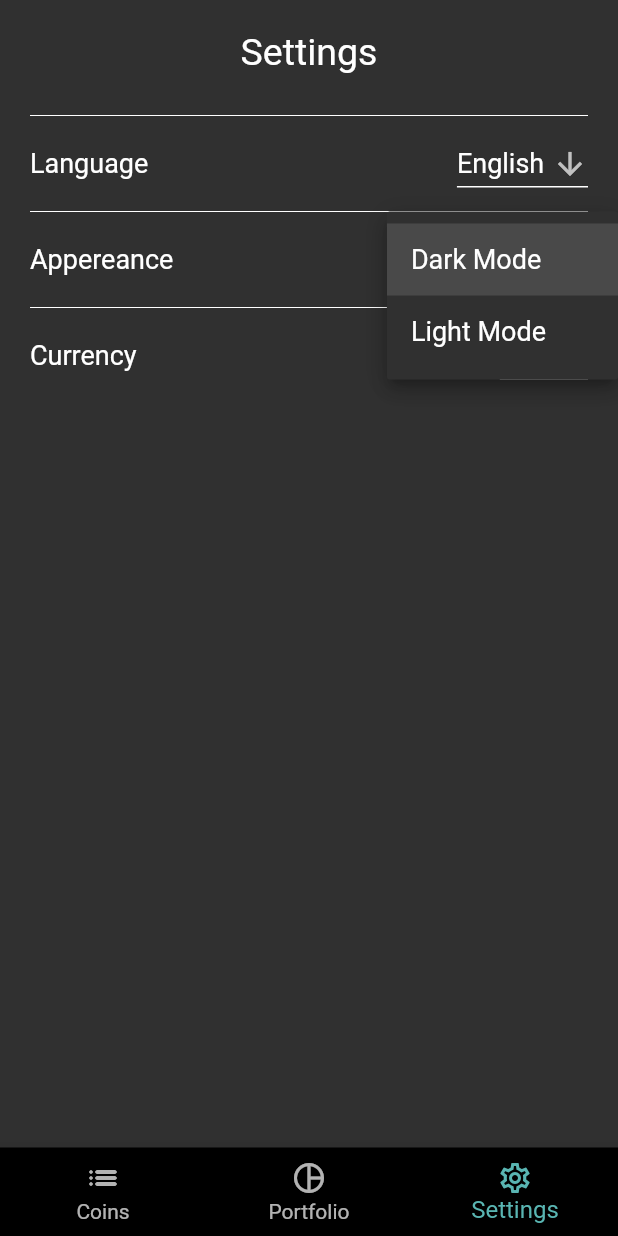
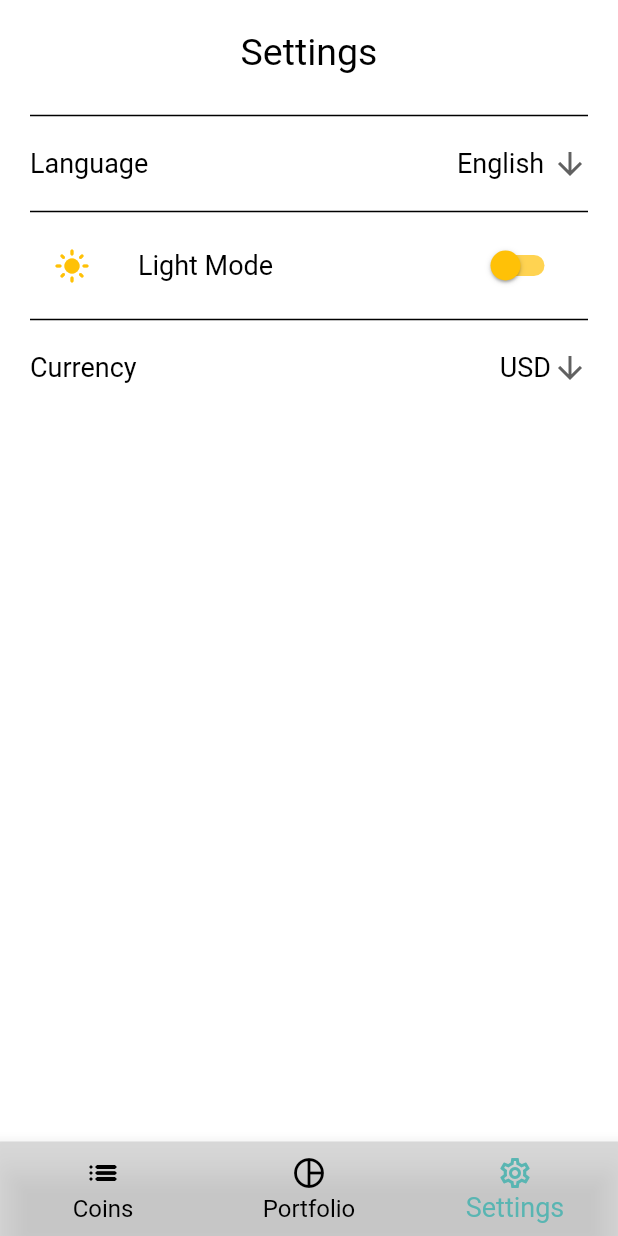
Before and after one commit to Charizard17/bit_holdings_app, a Flutter app: the screen it shows after launch, item 3 of the bottom bar chosen, after a tap on "Dark Mode", on a phone screen of 412 x 824 dp. Run offline on Flutter 3.47's test engine with Material 2 defaults, Android fonts, the phone set to English and light mode, and no system bars; our stand-ins replace cloud_firestore, easy_dynamic_theme, firebase_auth, firebase_core, flutter_slidable; accounts and stored records are empty; network calls fail.

Commit message:
big update! easy_dynamic_theme and provider packages installed. writing theme data from zero

```diff
--- a/lib/main.dart
+++ b/lib/main.dart
@@ -1,13 +1,20 @@
 import 'package:bit_holdings_app/screens/landing_screen.dart';
 import 'package:firebase_core/firebase_core.dart';
 import 'package:flutter/material.dart';
+import 'package:easy_dynamic_theme/easy_dynamic_theme.dart';
+import 'package:provider/provider.dart';
 
+import 'providers/theme_provider.dart';
 import 'screens/main_view.dart';
 
 void main() async {
   WidgetsFlutterBinding.ensureInitialized();
   await Firebase.initializeApp();
-  runApp(const MyApp());
+  runApp(
+    EasyDynamicThemeWidget(
+      child: const MyApp(),
+    ),
+  );
 }
 
 class MyApp extends StatelessWidget {
@@ -15,19 +22,19 @@ class MyApp extends StatelessWidget {
 
   @override
   Widget build(BuildContext context) {
-    return MaterialApp(
-      title: 'BitHoldings App',
-      theme: ThemeData.dark().copyWith(
-        primaryColor: Color(0XFF59B5B2),
-        buttonTheme: ButtonThemeData(
-          minWidth: 300,
-          height: 70,
-          shape: RoundedRectangleBorder(
-            borderRadius: BorderRadius.circular(15.0),
-          ),
-        ),
-      ),
-      home: MainView(),
+    return ChangeNotifierProvider(
+      create: (context) => ThemeProvider(),
+      builder: (context, _) {
+        final themeProvider = Provider.of<ThemeProvider>(context);
+
+        return MaterialApp(
+          title: 'BitHoldings App',
+          themeMode: themeProvider.themeMode,
+          theme: CustomThemeData.lightThemeData,
+          darkTheme: CustomThemeData.darkThemeData,
+          home: MainView(),
+        );
+      },
     );
   }
 }
--- /dev/null
+++ b/lib/providers/theme_provider.dart
@@ -0,0 +1,106 @@
+import 'package:flutter/material.dart';
+
+class ThemeProvider extends ChangeNotifier {
+  ThemeMode themeMode = ThemeMode.dark;
+
+  bool get isDarkMode => themeMode == ThemeMode.dark;
+
+  void toggleTheme(bool isOn) {
+    themeMode = isOn ? ThemeMode.dark : ThemeMode.light;
+    notifyListeners();
+  }
+}
+
+// Color(0XFF59B5B2)
+
+class CustomThemeData {
+  // LIGHT THEME DATA
+  static final lightThemeData = ThemeData(
+    scaffoldBackgroundColor: Colors.white,
+    primaryColor: Colors.white,
+    primaryColorLight: Color.fromARGB(183, 186, 186, 186),
+    focusColor: Color(0XFF59B5B2),
+    hintColor: Colors.black,
+    bottomNavigationBarTheme: BottomNavigationBarThemeData(
+      backgroundColor: Color.fromARGB(179, 203, 203, 203),
+    ),
+    textTheme: TextTheme(
+      titleLarge: TextStyle(
+        fontSize: 28,
+        color: Colors.black,
+      ),
+      titleMedium: TextStyle(
+        fontSize: 25,
+        color: Colors.black,
+      ),
+      titleSmall: TextStyle(
+        fontSize: 22,
+        color: Colors.black,
+      ),
+      bodyLarge: TextStyle(
+        fontSize: 20,
+        color: Colors.black,
+      ),
+      bodyMedium: TextStyle(
+        fontSize: 18,
+        color: Colors.black,
+      ),
+      bodySmall: TextStyle(
+        fontSize: 16,
+        color: Colors.black,
+      ),
+    ),
+    buttonTheme: ButtonThemeData(
+      minWidth: 300,
+      height: 70,
+      shape: RoundedRectangleBorder(
+        borderRadius: BorderRadius.circular(15.0),
+      ),
+    ),
+  );
+
+  // DARK THEME DATA
+  static final darkThemeData = ThemeData(
+    scaffoldBackgroundColor: Colors.black,
+    primaryColor: Colors.black,
+    primaryColorLight: Color.fromARGB(179, 85, 85, 85),
+    focusColor: Color(0XFF59B5B2),
+    hintColor: Colors.white,
+    bottomNavigationBarTheme: BottomNavigationBarThemeData(
+      backgroundColor: Color.fromARGB(255, 65, 65, 65),
+    ),
+    textTheme: TextTheme(
+      titleLarge: TextStyle(
+        fontSize: 30,
+        color: Colors.white,
+      ),
+      titleMedium: TextStyle(
+        fontSize: 25,
+        color: Colors.white,
+      ),
+      titleSmall: TextStyle(
+        fontSize: 22,
+        color: Colors.white,
+      ),
+      bodyLarge: TextStyle(
+        fontSize: 20,
+        color: Colors.white,
+      ),
+      bodyMedium: TextStyle(
+        fontSize: 18,
+        color: Colors.white,
+      ),
+      bodySmall: TextStyle(
+        fontSize: 16,
+        color: Colors.white,
+      ),
+    ),
+    buttonTheme: ButtonThemeData(
+      minWidth: double.infinity - 150,
+      height: 70,
+      shape: RoundedRectangleBorder(
+        borderRadius: BorderRadius.circular(15.0),
+      ),
+    ),
+  );
+}
--- a/lib/screens/coins_list_screen.dart
+++ b/lib/screens/coins_list_screen.dart
@@ -26,9 +26,7 @@ class CoinsListScreen extends StatelessWidget {
                     flex: 1,
                     child: Text(
                       '#',
-                      style: TextStyle(
-                        fontSize: 20,
-                      ),
+                      style: Theme.of(context).textTheme.bodyLarge,
                       textAlign: TextAlign.center,
                     ),
                   ),
@@ -36,9 +34,7 @@ class CoinsListScreen extends StatelessWidget {
                     flex: 5,
                     child: Text(
                       'Coin',
-                      style: TextStyle(
-                        fontSize: 20,
-                      ),
+                      style: Theme.of(context).textTheme.bodyLarge,
                       textAlign: TextAlign.center,
                     ),
                   ),
@@ -46,9 +42,7 @@ class CoinsListScreen extends StatelessWidget {
                     flex: 2,
                     child: Text(
                       '24h %',
-                      style: TextStyle(
-                        fontSize: 20,
-                      ),
+                      style: Theme.of(context).textTheme.bodyLarge,
                       textAlign: TextAlign.center,
                     ),
                   ),
@@ -56,9 +50,7 @@ class CoinsListScreen extends StatelessWidget {
                     flex: 3,
                     child: Text(
                       'Price',
-                      style: TextStyle(
-                        fontSize: 20,
-                      ),
+                      style: Theme.of(context).textTheme.bodyLarge,
                       textAlign: TextAlign.center,
                     ),
                   ),
--- a/lib/screens/main_view.dart
+++ b/lib/screens/main_view.dart
@@ -14,7 +14,7 @@ class MainView extends StatefulWidget {
 
 class _MainViewState extends State<MainView> {
   int _selectedIndex = 0;
-  static const List<Widget> _screenList = [
+  static List<Widget> _screenList = [
     // HomeScreen(),
     CoinsListScreen(),
     PortfolioScreen(),
@@ -31,12 +31,12 @@ class _MainViewState extends State<MainView> {
     return Scaffold(
       body: _screenList[_selectedIndex],
       bottomNavigationBar: BottomNavigationBar(
-        fixedColor: Theme.of(context).primaryColor,
-        backgroundColor: Colors.black,
-        selectedFontSize: 16,
-        unselectedFontSize: 14,
+        selectedFontSize: 18,
+        unselectedFontSize: 16,
         showUnselectedLabels: true,
-        items: const <BottomNavigationBarItem>[
+        selectedItemColor: Theme.of(context).focusColor,
+        unselectedItemColor: Theme.of(context).hintColor,
+        items: <BottomNavigationBarItem>[
           // BottomNavigationBarItem(
           //   icon: Icon(Icons.home_outlined),
           //   label: 'Home',
--- a/lib/screens/settings_screen.dart
+++ b/lib/screens/settings_screen.dart
@@ -1,4 +1,7 @@
 import 'package:flutter/material.dart';
+import 'package:provider/provider.dart';
+
+import '../providers/theme_provider.dart';
 
 class SettingsScreen extends StatefulWidget {
   const SettingsScreen({Key? key}) : super(key: key);
@@ -13,6 +16,8 @@ class _SettingsScreenState extends State<SettingsScreen> {
   String currencyDropdownValue = 'USD';
   @override
   Widget build(BuildContext context) {
+    final themeProvider = Provider.of<ThemeProvider>(context);
+
     return SafeArea(
       child: Container(
         width: MediaQuery.of(context).size.width,
@@ -22,35 +27,35 @@ class _SettingsScreenState extends State<SettingsScreen> {
           children: [
             Text(
               'Settings',
-              style: TextStyle(
-                fontSize: 25,
-              ),
+              style: Theme.of(context).textTheme.titleMedium,
             ),
             SizedBox(height: 20),
             Container(
               padding: const EdgeInsets.symmetric(horizontal: 20),
               child: Column(
                 children: [
-                  Divider(color: Colors.white),
+                  Divider(
+                    color: Theme.of(context).textTheme.bodyMedium!.color,
+                    thickness: 1,
+                  ),
                   Row(
                     mainAxisAlignment: MainAxisAlignment.spaceBetween,
                     children: [
                       Text(
                         'Language',
-                        style: TextStyle(
-                          fontSize: 18,
-                        ),
+                        style: Theme.of(context).textTheme.bodyMedium,
                       ),
                       DropdownButton<String>(
                         value: languageDropdownValue,
-                        icon: const Icon(Icons.arrow_downward),
-                        style: const TextStyle(
-                          color: Colors.white,
-                          fontSize: 18,
+                        icon: Icon(Icons.arrow_downward),
+                        style: TextStyle(
+                          color: Theme.of(context).primaryColor,
+                          fontSize:
+                              Theme.of(context).textTheme.bodyMedium!.fontSize,
                         ),
+                        dropdownColor: Theme.of(context).primaryColorLight,
                         underline: Container(
                           height: 1,
-                          color: Colors.white,
                         ),
                         onChanged: (String? newValue) {
                           setState(() {
@@ -61,68 +66,66 @@ class _SettingsScreenState extends State<SettingsScreen> {
                             .map<DropdownMenuItem<String>>((String value) {
                           return DropdownMenuItem<String>(
                             value: value,
-                            child: Text(value),
+                            child: Text(
+                              value,
+                              style: Theme.of(context).textTheme.bodyMedium,
+                            ),
                           );
                         }).toList(),
                       ),
                     ],
                   ),
-                  Divider(color: Colors.white),
-                  Row(
-                    mainAxisAlignment: MainAxisAlignment.spaceBetween,
-                    children: [
-                      Text(
-                        'Appereance',
-                        style: TextStyle(
-                          fontSize: 18,
-                        ),
-                      ),
-                      DropdownButton<String>(
-                        value: appereanceDropdownValue,
-                        icon: const Icon(Icons.arrow_downward),
-                        style: const TextStyle(
-                          color: Colors.white,
-                          fontSize: 18,
-                        ),
-                        underline: Container(
-                          height: 1,
-                          color: Colors.white,
-                        ),
-                        onChanged: (String? newValue) {
-                          setState(() {
-                            appereanceDropdownValue = newValue!;
-                          });
-                        },
-                        items: <String>['Dark Mode', 'Light Mode']
-                            .map<DropdownMenuItem<String>>((String value) {
-                          return DropdownMenuItem<String>(
-                            value: value,
-                            child: Text(value),
-                          );
-                        }).toList(),
-                      ),
-                    ],
+                  Divider(
+                    color: Theme.of(context).textTheme.bodyMedium!.color,
+                    thickness: 1,
                   ),
-                  Divider(color: Colors.white),
+                  SwitchListTile(
+                    title: Text(
+                      themeProvider.isDarkMode == true
+                          ? 'Dark Mode'
+                          : 'Light Mode',
+                      style: Theme.of(context).textTheme.bodyMedium!.copyWith(
+                            color:
+                                Theme.of(context).textTheme.bodyMedium!.color,
+                          ),
+                    ),
+                    secondary: themeProvider.isDarkMode == true
+                        ? Icon(
+                            Icons.dark_mode_rounded,
+                            color: Theme.of(context).focusColor,
+                          )
+                        : Icon(
+                            Icons.light_mode,
+                            color: Colors.amber,
+                          ),
+                    activeColor: Theme.of(context).focusColor,
+                    inactiveThumbColor: Colors.amber,
+                    inactiveTrackColor: Colors.amber.withOpacity(0.7),
+                    value: themeProvider.isDarkMode,
+                    onChanged: (value) {
+                      final provider =
+                          Provider.of<ThemeProvider>(context, listen: false);
+                      provider.toggleTheme(value);
+                    },
+                  ),
+                  Divider(
+                    color: Theme.of(context).textTheme.bodyMedium!.color,
+                    thickness: 1,
+                  ),
                   Row(
                     mainAxisAlignment: MainAxisAlignment.spaceBetween,
                     children: [
                       Text(
                         'Currency',
-                        style: TextStyle(
-                          fontSize: 18,
-                        ),
+                        style: Theme.of(context).textTheme.bodyMedium,
                       ),
                       DropdownButton<String>(
                         value: currencyDropdownValue,
                         icon: const Icon(Icons.arrow_downward),
-                        style: const TextStyle(
-                          color: Colors.white,
-                          fontSize: 18,
-                        ),
+                        style: Theme.of(context).textTheme.bodyMedium,
+                        dropdownColor: Theme.of(context).primaryColorLight,
                         underline: Container(
                           height: 1,
-                          color: Colors.white,
                         ),
                         onChanged: (String? newValue) {
                           setState(() {
@@ -133,7 +136,10 @@ class _SettingsScreenState extends State<SettingsScreen> {
                             .map<DropdownMenuItem<String>>((String value) {
                           return DropdownMenuItem<String>(
                             value: value,
-                            child: Text(value),
+                            child: Text(
+                              value,
+                              style: Theme.of(context).textTheme.bodyMedium,
+                            ),
                           );
                         }).toList(),
                       ),
--- a/lib/widgets/news_card_widget.dart
+++ b/lib/widgets/news_card_widget.dart
@@ -18,7 +18,6 @@ class NewsCardWidget extends StatelessWidget {
       height: MediaQuery.of(context).size.height / 5,
       margin: const EdgeInsets.only(bottom: 20),
       decoration: BoxDecoration(
-        color: Colors.grey,
         borderRadius: BorderRadius.circular(20),
       ),
       child: Column(
--- a/lib/widgets/search_widget.dart
+++ b/lib/widgets/search_widget.dart
@@ -30,7 +30,6 @@ class _SearchWidgetState extends State<SearchWidget> {
       margin: const EdgeInsets.fromLTRB(16, 16, 16, 16),
       decoration: BoxDecoration(
         borderRadius: BorderRadius.circular(12),
-        color: Colors.white,
         border: Border.all(color: Colors.black26),
       ),
       padding: const EdgeInsets.symmetric(horizontal: 8),
--- a/pubspec.yaml
+++ b/pubspec.yaml
@@ -33,6 +33,8 @@ dependencies:
   intl: ^0.17.0
   http: ^0.13.4
   flutter_slidable: ^1.2.0
+  easy_dynamic_theme: ^2.2.0
+  provider: ^6.0.2
 
   # FlutterFire
   firebase_core: ^1.12.0
```
Also changed, not shown: lib/screens/add_coin_screen.dart (+35 -79 lines), lib/screens/landing_screen.dart (+9 -14 lines), lib/screens/portfolio_screen.dart (+14 -15 lines), lib/screens/sign_in_screen.dart (+23 -38 lines), lib/screens/sign_up_screen.dart (+23 -30 lines), lib/widgets/coins_list_item.dart (+9 -18 lines), lib/widgets/portfolio_list_item.dart (+6 -12 lines), lib/widgets/total_portfolio_info.dart (+7 -17 lines), pubspec.lock.
